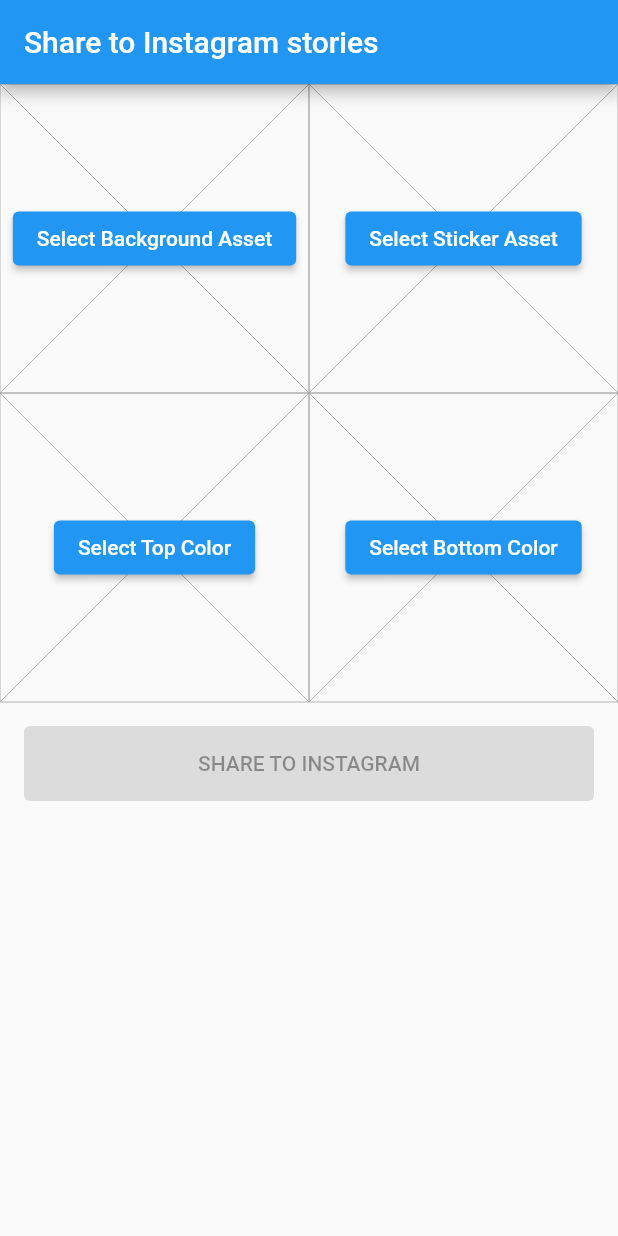
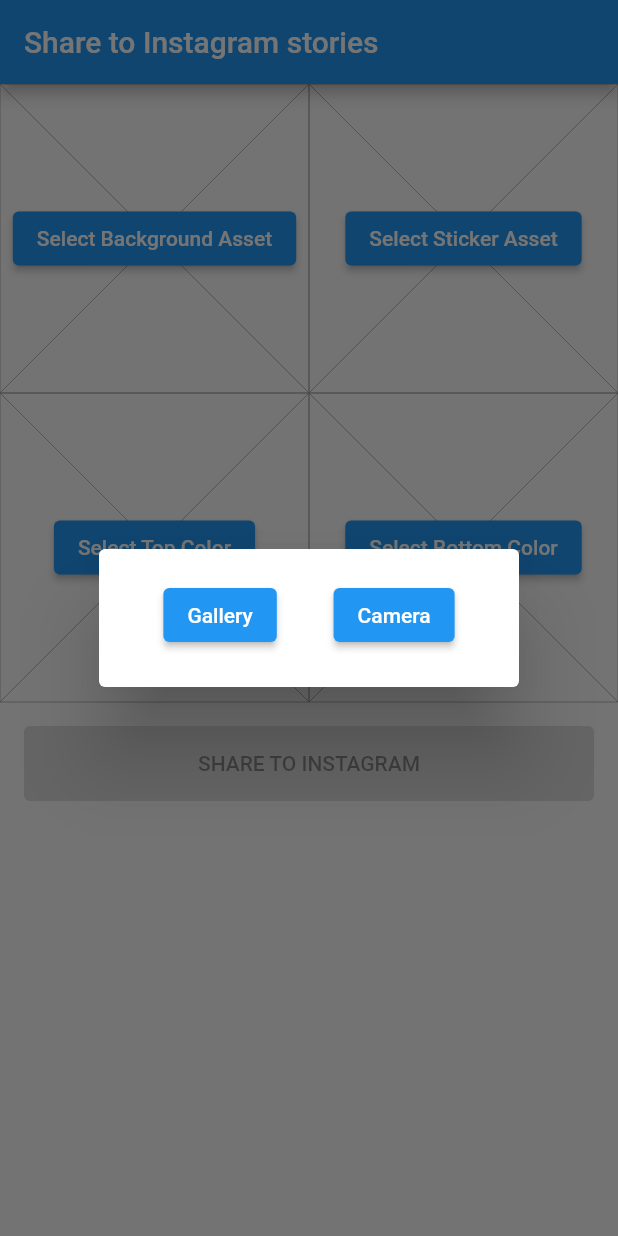
Before and after one commit to Vorkytaka/flutter_share_to_stories, a Flutter app: the screen it shows after launch, after a tap on "Select Background Asset", on a phone screen of 412 x 824 dp. Run offline on Flutter 3.47's test engine with Material 2 defaults, Android fonts, the phone set to English and light mode, and no system bars; our stand-ins replace image_picker.

```diff
--- a/example/lib/main.dart
+++ b/example/lib/main.dart
@@ -1,6 +1,7 @@
 import 'dart:io';
 
 import 'package:flutter/material.dart';
+import 'package:image_picker/image_picker.dart';
 
 void main() {
   runApp(MyApp());
@@ -44,13 +45,50 @@ class _SelectorWidgetState extends State<SelectorWidget> {
             Stack(
               alignment: Alignment.center,
               children: [
-                Placeholder(
-                  strokeWidth: 0.5,
-                  color: Colors.grey,
-                ),
+                _background == null
+                    ? Placeholder(
+                        strokeWidth: 0.5,
+                        color: Colors.grey,
+                      )
+                    : Image.file(_background),
                 ElevatedButton(
                   child: Text("Select Background Asset"),
-                  onPressed: () {},
+                  onPressed: () async {
+                    showDialog(
+                      context: context,
+                      builder: (context) => AlertDialog(
+                        content: Row(
+                          mainAxisAlignment: MainAxisAlignment.spaceAround,
+                          children: [
+                            ElevatedButton(
+                              child: Text("Gallery"),
+                              onPressed: () async {
+                                final image = await ImagePicker.pickImage(
+                                  source: ImageSource.gallery,
+                                );
+                                Navigator.of(context).pop();
+                                setState(() {
+                                  _background = image;
+                                });
+                              },
+                            ),
+                            ElevatedButton(
+                              child: Text("Camera"),
+                              onPressed: () async {
+                                final image = await ImagePicker.pickImage(
+                                  source: ImageSource.camera,
+                                );
+                                Navigator.of(context).pop();
+                                setState(() {
+                                  _background = image;
+                                });
+                              },
+                            ),
+                          ],
+                        ),
+                      ),
+                    );
+                  },
                 ),
               ],
             ),
```
